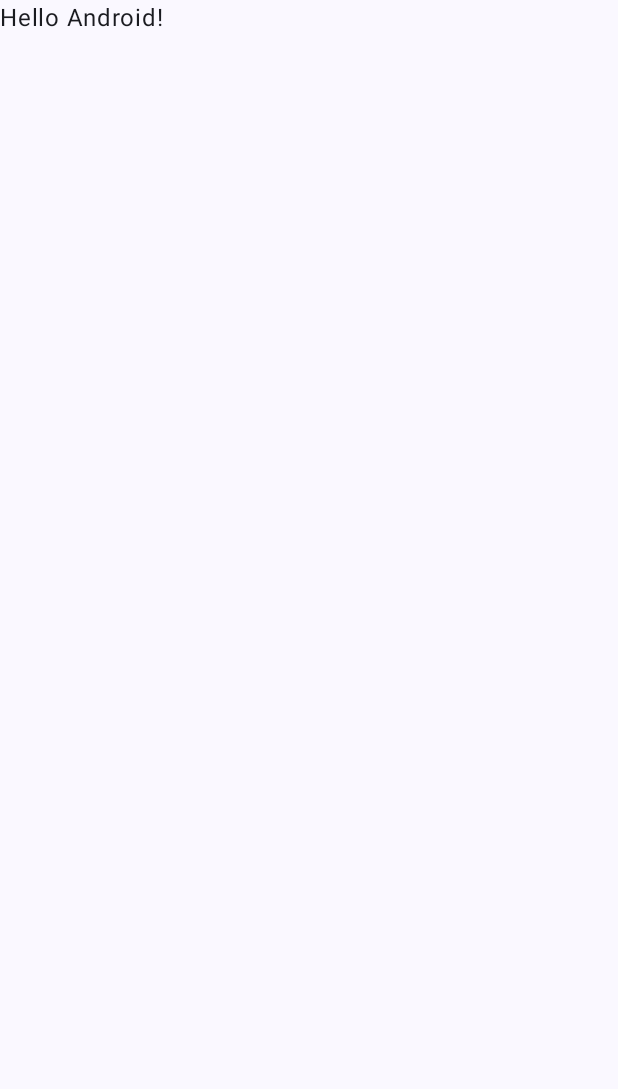
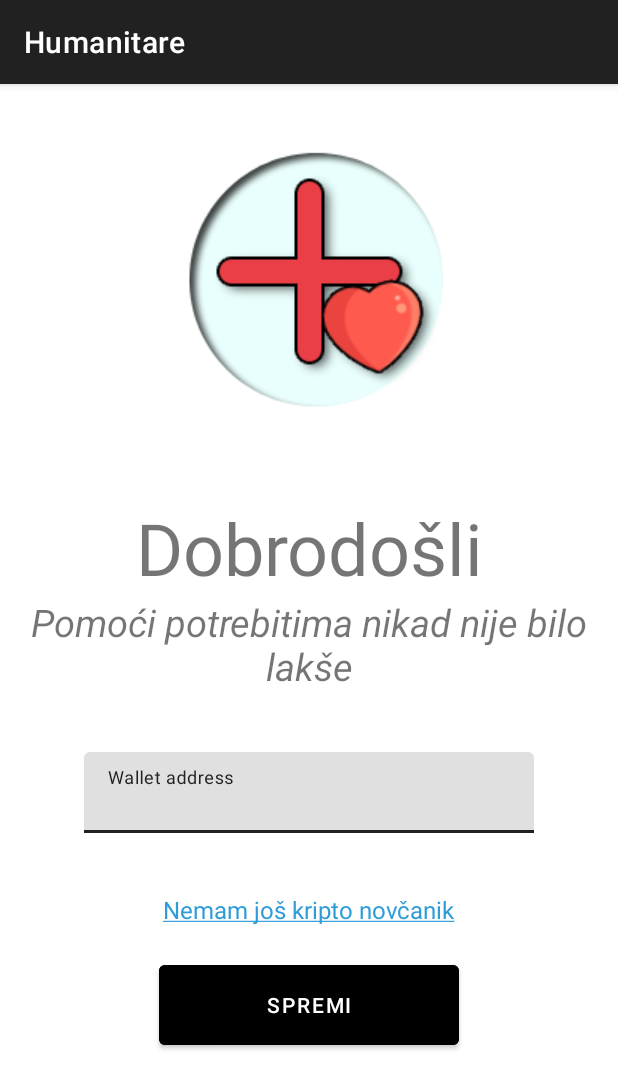
Before and after one commit to kresohr/humanitare, an Android app built with Jetpack Compose: the screen it shows after launch (MainActivity before the commit, LandingActivity after it), on a phone screen of 412 x 824 dp. Before the commit the part shown is almost empty. Shown: the top 1089 px of the screen. Run offline under Robolectric (Android 15) with nearby library versions, the phone set to English and light mode, and no system bars.

Commit message:
Created landing screen

```diff
--- a/app/src/main/AndroidManifest.xml
+++ b/app/src/main/AndroidManifest.xml
@@ -10,21 +10,24 @@
         android:label="@string/app_name"
         android:roundIcon="@mipmap/ic_launcher_round"
         android:supportsRtl="true"
-        android:theme="@style/Theme.Humanitare"
+        android:theme="@style/Theme.MaterialComponents.Light.DarkActionBar"
         tools:targetApi="31">
         <activity
             android:name=".view.LandingActivity"
-            android:exported="false" />
+            android:exported="true">
+            <intent-filter>
+                <action android:name="android.intent.action.MAIN" />
+
+                <category android:name="android.intent.category.LAUNCHER" />
+            </intent-filter>
+
+        </activity>
         <activity
             android:name=".MainActivity"
             android:exported="true"
             android:label="@string/app_name"
             android:theme="@style/Theme.Humanitare">
-            <intent-filter>
-                <action android:name="android.intent.action.MAIN" />
 
-                <category android:name="android.intent.category.LAUNCHER" />
-            </intent-filter>
         </activity>
     </application>
 
--- a/app/src/main/res/layout/activity_landing.xml
+++ b/app/src/main/res/layout/activity_landing.xml
@@ -1,9 +1,90 @@
 <?xml version="1.0" encoding="utf-8"?>
-<androidx.constraintlayout.widget.ConstraintLayout xmlns:android="http://schemas.android.com/apk/res/android"
+<ScrollView xmlns:android="http://schemas.android.com/apk/res/android"
     xmlns:app="http://schemas.android.com/apk/res-auto"
     xmlns:tools="http://schemas.android.com/tools"
     android:layout_width="match_parent"
     android:layout_height="match_parent"
     tools:context=".view.LandingActivity">
 
-</androidx.constraintlayout.widget.ConstraintLayout>
+    <androidx.constraintlayout.widget.ConstraintLayout
+        android:layout_width="match_parent"
+        android:layout_height="wrap_content"
+        android:backgroundTint="@color/white">
+
+        <ImageView
+            android:id="@+id/imgLogo"
+            android:layout_width="250dp"
+            android:layout_height="250dp"
+            android:src="@drawable/logo"
+            app:layout_constraintEnd_toEndOf="parent"
+            app:layout_constraintStart_toStartOf="parent"
+            app:layout_constraintTop_toTopOf="parent" />
+
+        <TextView
+            android:id="@+id/lblWelcomeTitle"
+            android:layout_width="match_parent"
+            android:layout_height="wrap_content"
+            android:layout_marginTop="40px"
+            android:gravity="center"
+            android:text="Dobrodošli"
+            android:textSize="72px"
+            app:layout_constraintEnd_toEndOf="parent"
+            app:layout_constraintStart_toStartOf="parent"
+            app:layout_constraintTop_toBottomOf="@id/imgLogo" />
+
+        <TextView
+            android:id="@+id/lblWelcomeSubtitle"
+            android:layout_width="match_parent"
+            android:layout_height="wrap_content"
+            android:gravity="center"
+            android:text="Pomoći potrebitima nikad nije bilo lakše"
+            android:textSize="38px"
+            android:textStyle="italic"
+            app:layout_constraintEnd_toEndOf="parent"
+            app:layout_constraintStart_toStartOf="parent"
+            app:layout_constraintTop_toBottomOf="@id/lblWelcomeTitle" />
+
+        <com.google.android.material.textfield.TextInputLayout
+            android:id="@+id/txtWelcomeWalletLayout"
+            style="@style/Widget.MaterialComponents.TextInputLayout.FilledBox.Dense"
+            android:layout_width="300dp"
+            android:layout_height="wrap_content"
+            android:layout_marginTop="60px"
+            android:hint="Wallet address"
+            app:layout_constraintEnd_toEndOf="parent"
+            app:layout_constraintStart_toStartOf="parent"
+            app:layout_constraintTop_toBottomOf="@id/lblWelcomeSubtitle">
+
+            <com.google.android.material.textfield.TextInputEditText
+                android:id="@+id/txtWelcomeWalletInput"
+                android:layout_width="match_parent"
+                android:layout_height="wrap_content" />
+        </com.google.android.material.textfield.TextInputLayout>
+
+        <TextView
+            android:id="@+id/lblWelcomeNoWallet"
+            android:layout_width="wrap_content"
+            android:layout_height="wrap_content"
+            android:layout_marginTop="60px"
+            android:text="@string/txt_no_wallet"
+            android:textColor="@color/link"
+            android:textSize="16dp"
+            app:layout_constraintEnd_toEndOf="parent"
+            app:layout_constraintStart_toStartOf="parent"
+            app:layout_constraintTop_toBottomOf="@+id/txtWelcomeWalletLayout" />
+
+        <Button
+            android:layout_width="200dp"
+            android:layout_height="65dp"
+            android:backgroundTint="@color/black"
+            android:text="Spremi"
+            android:layout_marginTop="30px"
+            android:textColor="@color/white"
+            app:layout_constraintTop_toBottomOf="@id/lblWelcomeNoWallet"
+            app:layout_constraintBottom_toBottomOf="parent"
+            app:layout_constraintEnd_toEndOf="parent"
+            app:layout_constraintStart_toStartOf="parent" />
+
+
+    </androidx.constraintlayout.widget.ConstraintLayout>
+</ScrollView>
--- a/app/src/main/res/values/colors.xml
+++ b/app/src/main/res/values/colors.xml
@@ -3,6 +3,7 @@
     <color name="purple_200">#FFBB86FC</color>
     <color name="purple_500">#FF6200EE</color>
     <color name="purple_700">#FF3700B3</color>
+    <color name="link">#2F9CD8</color>
     <color name="teal_200">#FF03DAC5</color>
     <color name="teal_700">#FF018786</color>
     <color name="black">#FF000000</color>
--- a/app/src/main/res/values/strings.xml
+++ b/app/src/main/res/values/strings.xml
@@ -1,3 +1,4 @@
 <resources>
     <string name="app_name">Humanitare</string>
+    <string name="txt_no_wallet"><u>Nemam još kripto novčanik</u></string>
 </resources>
```
